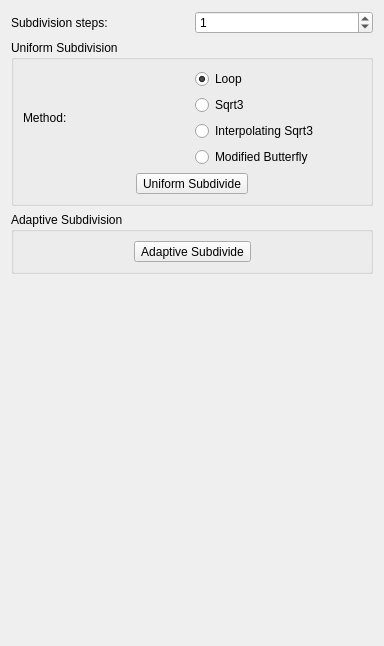
Qt form Plugin-Subdivider/subdividerControls.ui (ShenRen/OpenFlipper) before a commit.
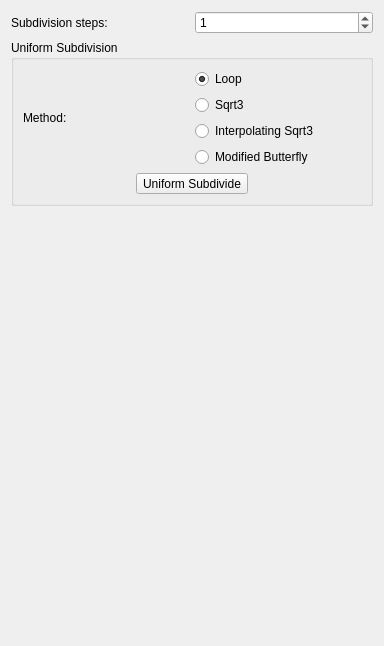
The same form after that commit.

Commit message: Removed adaptive stuff

What changed in the file:
```diff
--- a/Plugin-Subdivider/subdividerControls.ui
+++ b/Plugin-Subdivider/subdividerControls.ui
@@ -143,52 +143,6 @@
      </layout>
     </widget>
    </item>
-   <item>
-    <widget class="QGroupBox" name="groupBox_2">
-     <property name="title">
-      <string>Adaptive Subdivision</string>
-     </property>
-     <layout class="QVBoxLayout" name="verticalLayout_4">
-      <item>
-       <layout class="QHBoxLayout" name="horizontalLayout_5">
-        <item>
-         <spacer name="horizontalSpacer_3">
-          <property name="orientation">
-           <enum>Qt::Horizontal</enum>
-          </property>
-          <property name="sizeHint" stdset="0">
-           <size>
-            <width>40</width>
-            <height>20</height>
-           </size>
-          </property>
-         </spacer>
-        </item>
-        <item>
-         <widget class="QToolButton" name="subdivide__adaptive_toolButton">
-          <property name="text">
-           <string>Adaptive Subdivide</string>
-          </property>
-         </widget>
-        </item>
-        <item>
-         <spacer name="horizontalSpacer_4">
-          <property name="orientation">
-           <enum>Qt::Horizontal</enum>
-          </property>
-          <property name="sizeHint" stdset="0">
-           <size>
-            <width>40</width>
-            <height>20</height>
-           </size>
-          </property>
-         </spacer>
-        </item>
-       </layout>
-      </item>
-     </layout>
-    </widget>
-   </item>
    <item>
     <spacer name="verticalSpacer">
      <property name="orientation">
```
